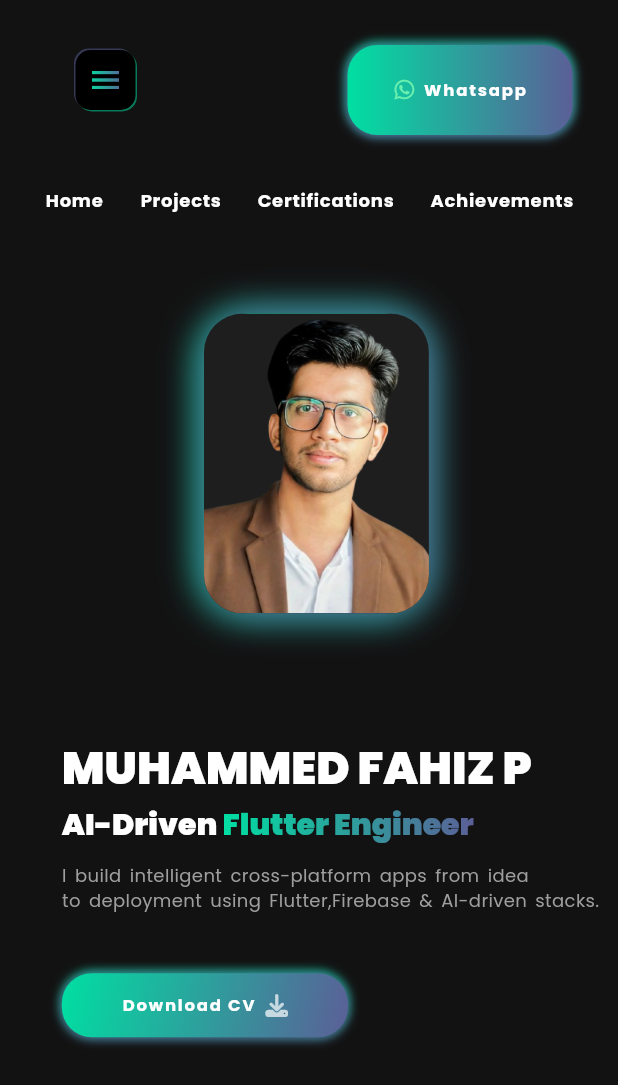
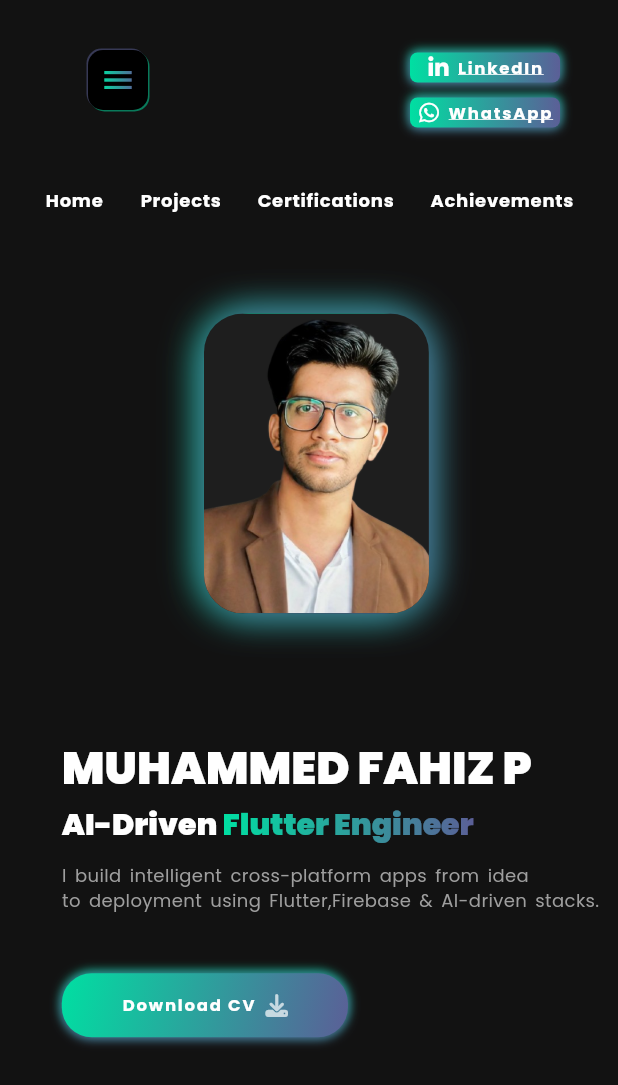
Before and after one commit to itsfahiz/fahiz-portfolio, a Flutter app: the screen it shows after launch, on a phone screen of 412 x 824 dp. Shown: the top 1085 px of the screen. Run offline on Flutter 3.47's test engine with Material 3 defaults, Android fonts, the phone set to English and light mode, and no system bars; our stand-ins replace flutter_svg, font_awesome_flutter, get, google_fonts, photo_view.

Commit message:
Refactor ConnectButton to ConnectButtons and streamline button creation logic

```diff
--- a/lib/view/intro/components/intro_body.dart
+++ b/lib/view/intro/components/intro_body.dart
@@ -7,6 +7,7 @@ import 'combine_subtitle.dart';
 import 'description_text.dart';
 import 'download_button.dart';
 import 'headline_text.dart';
+
 class IntroBody extends StatelessWidget {
   const IntroBody({super.key});
   @override
@@ -20,35 +21,24 @@ class IntroBody extends StatelessWidget {
             mainAxisAlignment: MainAxisAlignment.center,
             children: [
               if (!Responsive.isDesktop(context))
-                SizedBox(
-                  height: size.height * 0.06,
-                ),
+                SizedBox(height: size.height * 0.06),
               if (!Responsive.isDesktop(context))
                 Row(
                   children: [
-                    SizedBox(
-                      width: size.width * 0.23,
-                    ),
-                    const AnimatedImageContainer(
-                      width: 150,
-                      height: 200,
-                    ),
+                    SizedBox(width: size.width * 0.23),
+                    const AnimatedImageContainer(width: 150, height: 200),
                   ],
                 ),
               if (!Responsive.isDesktop(context))
-                SizedBox(
-                  height: size.height * 0.1,
-                ),
+                SizedBox(height: size.height * 0.1),
               const Responsive(
-                  desktop: MyPortfolioText(start: 40, end: 50),
-                  largeMobile: MyPortfolioText(start: 40, end: 35),
-                  mobile: MyPortfolioText(start: 35, end: 30),
-                  tablet: MyPortfolioText(start: 50, end: 40)),
+                desktop: MyPortfolioText(start: 40, end: 50),
+                largeMobile: MyPortfolioText(start: 40, end: 35),
+                mobile: MyPortfolioText(start: 35, end: 30),
+                tablet: MyPortfolioText(start: 50, end: 40),
+              ),
               if (kIsWeb && Responsive.isLargeMobile(context))
-                Container(
-                  height: defaultPadding,
-                  color: Colors.transparent,
-                ),
+                Container(height: defaultPadding, color: Colors.transparent),
               const CombineSubtitleText(),
               const SizedBox(height: defaultPadding / 2),
               const Responsive(
@@ -57,16 +47,15 @@ class IntroBody extends StatelessWidget {
                 mobile: AnimatedDescriptionText(start: 14, end: 12),
                 tablet: AnimatedDescriptionText(start: 17, end: 14),
               ),
-              const SizedBox(
-                height: defaultPadding * 2,
-              ),
+              const SizedBox(height: defaultPadding * 2),
               const DownloadButton(),
+              SizedBox(height: defaultPadding * 2),
             ],
           ),
         ),
         const Spacer(),
         if (Responsive.isDesktop(context)) const AnimatedImageContainer(),
-        const Spacer()
+        const Spacer(),
       ],
     );
   }
--- a/lib/view/main/components/connect_button.dart
+++ b/lib/view/main/components/connect_button.dart
@@ -4,31 +4,35 @@ import 'package:flutter/material.dart';
 import 'package:url_launcher/url_launcher.dart';
 import '../../../res/constants.dart';
 
-class ConnectButton extends StatelessWidget {
-  const ConnectButton({super.key});
+class ConnectButtons extends StatelessWidget {
+  const ConnectButtons({super.key});
 
-  Future<void> _launchWhatsApp() async {
-    final url = Uri.parse(SocialLinks.whatsapp);
+  Future<void> _launchUrl(String urlString) async {
+    final url = Uri.parse(urlString);
     if (await canLaunchUrl(url)) {
       await launchUrl(url);
     } else {
-      debugPrint('Could not launch WhatsApp link');
+      debugPrint('Could not launch $urlString');
     }
   }
 
-  @override
-  Widget build(BuildContext context) {
-    return Padding(
-      padding: const EdgeInsets.symmetric(vertical: defaultPadding),
-      child: InkWell(
-        onTap: _launchWhatsApp,
+  Widget _buildButton({
+    required BuildContext context,
+    required String label,
+    required IconData icon,
+    required Color iconColor,
+    required String url,
+  }) {
+    return InkWell(
+      onTap: () => _launchUrl(url),
       borderRadius: BorderRadius.circular(defaultPadding + 10),
       child: Container(
-          height: 60,
-          width: 150,
+        height: 20,
+        width: 100,
         decoration: BoxDecoration(
-            borderRadius: BorderRadius.circular(defaultPadding),
+          borderRadius: BorderRadius.circular(5),
           gradient: LinearGradient(colors: [primaryColor, secondaryColor]),
+
           boxShadow: const [
             BoxShadow(
               color: primaryColor,
@@ -44,25 +48,48 @@ class ConnectButton extends StatelessWidget {
         ),
         child: Row(
           mainAxisAlignment: MainAxisAlignment.center,
-            crossAxisAlignment: CrossAxisAlignment.center,
           children: [
-              const Icon(
-                FontAwesomeIcons.whatsapp,
-                color: Colors.greenAccent,
-                size: 15,
-              ),
+            Icon(icon, color: iconColor, size: 15),
             const SizedBox(width: defaultPadding / 4),
             Text(
-                'Whatsapp',
+              label,
               style: Theme.of(context).textTheme.labelSmall!.copyWith(
                 color: Colors.white,
                 letterSpacing: 1.2,
                 fontWeight: FontWeight.bold,
+                decoration: TextDecoration.underline,
+                decorationColor: Colors.white,
               ),
             ),
           ],
         ),
       ),
+    );
+  }
+
+  @override
+  Widget build(BuildContext context) {
+    return Padding(
+      padding: const EdgeInsets.symmetric(vertical: defaultPadding),
+      child: Column(
+        mainAxisAlignment: MainAxisAlignment.center,
+        children: [
+          _buildButton(
+            context: context,
+            label: 'LinkedIn',
+            icon: FontAwesomeIcons.linkedinIn,
+            iconColor: Colors.white,
+            url: SocialLinks.linkedIn,
+          ),
+          const SizedBox(height: 10),
+          _buildButton(
+            context: context,
+            label: 'WhatsApp',
+            icon: FontAwesomeIcons.whatsapp,
+            iconColor: Colors.white,
+            url: SocialLinks.whatsapp,
+          ),
+        ],
       ),
     );
   }
--- a/lib/view/main/components/navigation_bar.dart
+++ b/lib/view/main/components/navigation_bar.dart
@@ -27,7 +27,7 @@ class TopNavigationBar extends StatelessWidget {
           const Spacer(flex: 2),
           if (!Responsive.isLargeMobile(context)) const NavigationButtonList(),
           const Spacer(flex: 2),
-          const ConnectButton(),
+          const ConnectButtons(),
           const Spacer(),
         ],
       ),
```
Lines whose indentation alone changed are shown as unchanged.
